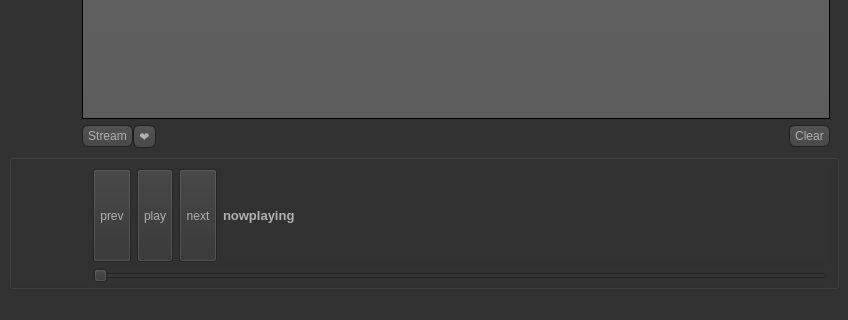
Qt form ui1.ui (nightfire8199/project-hermes) before a commit; both pictures show x 0 to 848 and y 347 to 667 of the 848 by 667 pixel window.
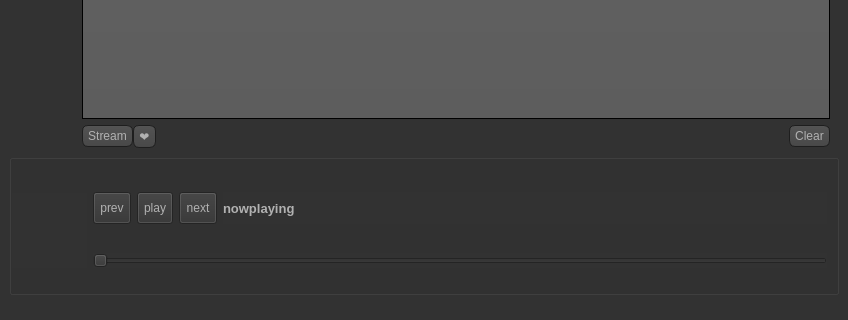
The same form after that commit. Icons and pictures are not drawn.

Commit message: slight mods

Patch:
```diff
--- a/ui1.ui
+++ b/ui1.ui
@@ -489,6 +489,9 @@
     </sizepolicy>
    </property>
    <layout class="QGridLayout" name="gridLayout_2">
+    <property name="bottomMargin">
+     <number>3</number>
+    </property>
     <item row="0" column="0">
      <layout class="QHBoxLayout" name="horizontalLayout_8">
       <item>
@@ -816,12 +819,12 @@
         <number>0</number>
        </property>
        <property name="bottomMargin">
-        <number>3</number>
+        <number>0</number>
        </property>
        <item>
         <widget class="QLabel" name="artView">
          <property name="sizePolicy">
-          <sizepolicy hsizetype="Minimum" vsizetype="Minimum">
+          <sizepolicy hsizetype="Fixed" vsizetype="Fixed">
            <horstretch>0</horstretch>
            <verstretch>0</verstretch>
           </sizepolicy>
@@ -917,11 +920,17 @@
                <item>
                 <widget class="QLabel" name="playingLabel">
                  <property name="sizePolicy">
-                  <sizepolicy hsizetype="Expanding" vsizetype="Preferred">
+                  <sizepolicy hsizetype="Expanding" vsizetype="Minimum">
                    <horstretch>0</horstretch>
                    <verstretch>0</verstretch>
                   </sizepolicy>
                  </property>
+                 <property name="maximumSize">
+                  <size>
+                   <width>16777215</width>
+                   <height>32</height>
+                  </size>
+                 </property>
                  <property name="font">
                   <font>
                    <pointsize>10</pointsize>
```
